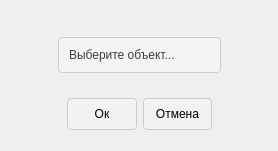
Above: desktop_version/ui/tt_tuple_part_set_c_object.ui from WilldyM/AdaptiveInformationalSystem before the change. Below: the same form after it.
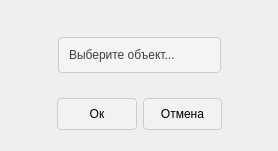
That is the form after the change. Icons and pictures are not drawn.

Diff of the .ui file:
```diff
--- a/desktop_version/ui/tt_tuple_part_set_c_object.ui
+++ b/desktop_version/ui/tt_tuple_part_set_c_object.ui
@@ -137,7 +137,7 @@
           </sizepolicy>
          </property>
          <property name="styleSheet">
-          <string notr="true">margin-left: 50%</string>
+          <string notr="true">margin-left: 40%</string>
          </property>
          <property name="text">
           <string>Ок</string>
@@ -156,7 +156,7 @@
           </sizepolicy>
          </property>
          <property name="styleSheet">
-          <string notr="true">margin-right: 50%;</string>
+          <string notr="true">margin-right: 40%;</string>
          </property>
          <property name="text">
           <string>Отмена</string>
```
Left out of the diff: 10 changed lines with no effect on the pictures.
